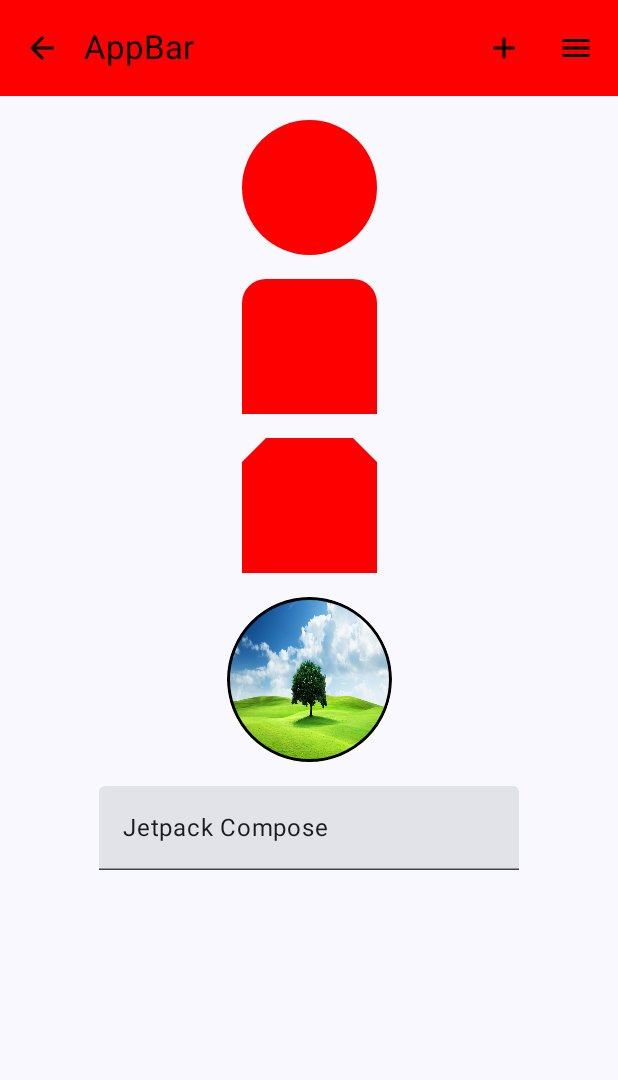
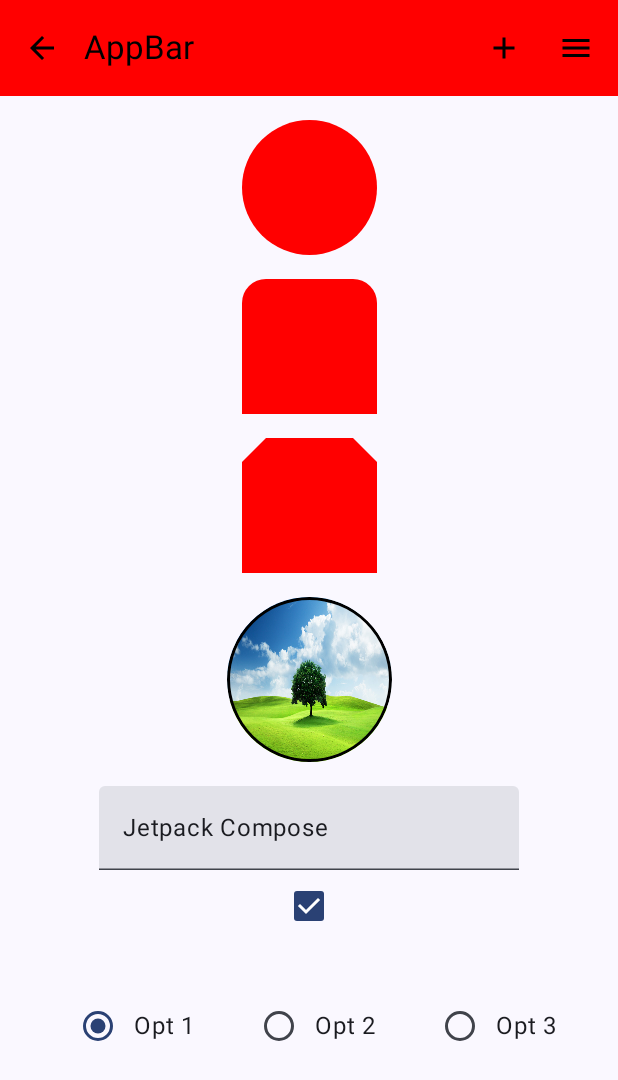
Before and after one commit to ShahramJavadi/Jetpack-Compose-, an Android app built with Jetpack Compose: the screen it shows after launch (MainActivity), on a phone screen of 412 x 824 dp. Shown: the top 1080 px of the screen. Run offline under Robolectric (Android 15) with nearby library versions, the phone set to English and light mode, and no system bars.

Commit message:
working with checkBox and Radio Buttons

```diff
--- a/app/src/main/java/com/example/jetpackcompose/MainActivity.kt
+++ b/app/src/main/java/com/example/jetpackcompose/MainActivity.kt
@@ -2,6 +2,7 @@ package com.example.jetpackcompose
 
 import android.os.Bundle
 import android.util.Log
+import android.widget.CheckBox
 import androidx.activity.ComponentActivity
 import androidx.activity.compose.setContent
 import androidx.activity.enableEdgeToEdge
@@ -23,6 +24,7 @@ import androidx.compose.foundation.layout.size
 import androidx.compose.foundation.layout.wrapContentSize
 import androidx.compose.foundation.layout.wrapContentWidth
 import androidx.compose.foundation.rememberScrollState
+import androidx.compose.foundation.selection.selectable
 import androidx.compose.foundation.shape.CircleShape
 import androidx.compose.foundation.shape.CutCornerShape
 import androidx.compose.foundation.shape.RoundedCornerShape
@@ -35,9 +37,11 @@ import androidx.compose.material3.AlertDialog
 import androidx.compose.material3.Button
 import androidx.compose.material3.Card
 import androidx.compose.material3.CardElevation
+import androidx.compose.material3.Checkbox
 import androidx.compose.material3.ExperimentalMaterial3Api
 import androidx.compose.material3.Icon
 import androidx.compose.material3.IconButton
+import androidx.compose.material3.RadioButton
 import androidx.compose.material3.Scaffold
 import androidx.compose.material3.Surface
 import androidx.compose.material3.Text
@@ -121,6 +125,9 @@ fun InitUi() {
             CreateTextField()
 
             CreateExitDialog()
+            CreateCheckBox()
+            Spacer(modifier = Modifier.height(16.dp))
+            CreateRadioButtons()
 //            CreateColumn(
 //                name = "Android",
 //                modifier = Modifier.padding(innerPadding)
@@ -135,6 +142,57 @@ fun InitUi() {
     }
 
 }
+
+
+@Composable
+fun CreateCheckBox() {
+
+    val checkState = remember {
+        mutableStateOf(true)
+    }
+
+
+    Checkbox(checked = checkState.value, onCheckedChange = {
+        checkState.value = it
+    })
+
+}
+
+
+@Composable
+fun CreateRadioButtons() {
+
+    val radioList = listOf("Opt 1", "Opt 2", "Opt 3")
+    val (selectedOption, onOptionSelected) = remember {
+        mutableStateOf(radioList[0])
+    }
+
+    Row {
+
+        radioList.forEach { text ->
+
+
+            Row(
+                verticalAlignment = Alignment.CenterVertically, modifier = Modifier
+                    .padding(16.dp)
+                    .selectable(
+                        selected = (text == selectedOption),
+                        onClick = { onOptionSelected(text) })
+            ) {
+
+                RadioButton(
+                    selected = (text == selectedOption),
+                    onClick = { onOptionSelected(text) })
+                Text(text = text)
+
+            }
+        }
+
+    }
+
+
+}
+
 
 @Composable
 fun CreateListItem(
```
Lines whose indentation alone changed are shown as unchanged.
